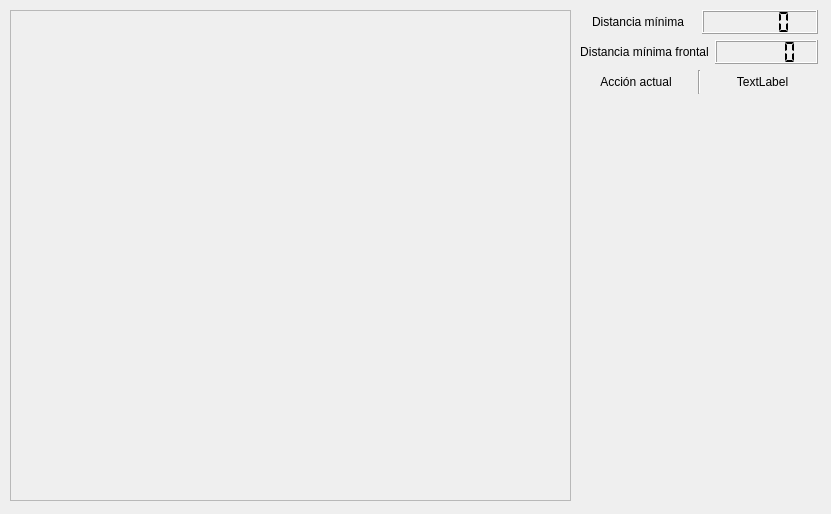
This is chocachoca/src/Version_Pedro/mainUI.ui in XemnasDestroyer/robotica as Qt 5 draws it before an edit. The edited form follows.
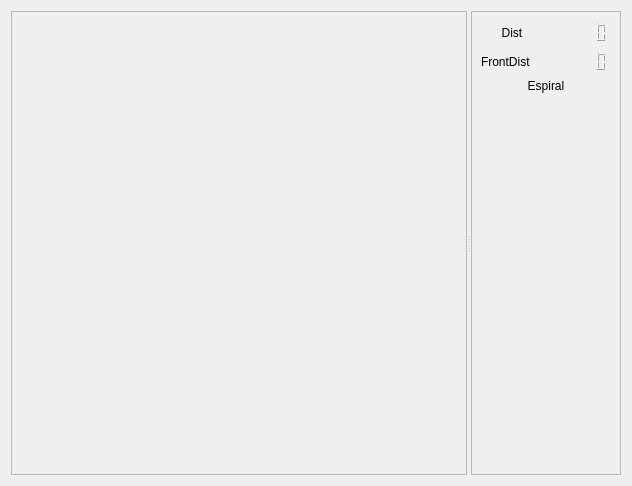
This is the edited form.

Commit message: 26/10/25 Cambios en la implementación (eliminación de aleatoriedad y implementación de tiempo de ejecución de estados) y perfeccionamiento de mainUI

Patch:
```diff
--- a/chocachoca/src/Version_Pedro/mainUI.ui
+++ b/chocachoca/src/Version_Pedro/mainUI.ui
@@ -6,594 +6,190 @@
    <rect>
     <x>0</x>
     <y>0</y>
-    <width>831</width>
-    <height>514</height>
+    <width>632</width>
+    <height>486</height>
    </rect>
   </property>
-  <property name="minimumSize">
-   <size>
-    <width>831</width>
-    <height>514</height>
-   </size>
-  </property>
-  <property name="maximumSize">
-   <size>
-    <width>831</width>
-    <height>514</height>
-   </size>
-  </property>
   <property name="windowTitle">
    <string>chocachoca</string>
   </property>
-  <widget class="QFrame" name="frame">
-   <property name="geometry">
-    <rect>
-     <x>10</x>
-     <y>10</y>
-     <width>561</width>
-     <height>491</height>
-    </rect>
-   </property>
-   <property name="frameShape">
-    <enum>QFrame::StyledPanel</enum>
-   </property>
-   <property name="frameShadow">
-    <enum>QFrame::Raised</enum>
-   </property>
-  </widget>
-  <widget class="QWidget" name="">
-   <property name="geometry">
-    <rect>
-     <x>580</x>
-     <y>10</y>
-     <width>238</width>
-     <height>84</height>
-    </rect>
-   </property>
-   <layout class="QVBoxLayout" name="verticalLayout">
-    <property name="sizeConstraint">
-     <enum>QLayout::SetMinAndMaxSize</enum>
-    </property>
-    <item>
-     <layout class="QHBoxLayout" name="horizontalLayout_2">
-      <item>
-       <widget class="QLabel" name="minDist">
-        <property name="text">
-         <string>Distancia mínima</string>
-        </property>
-        <property name="alignment">
-         <set>Qt::AlignCenter</set>
-        </property>
-       </widget>
-      </item>
-      <item>
-       <widget class="QLCDNumber" name="minDistNum">
-        <property name="frameShape">
-         <enum>QFrame::Box</enum>
-        </property>
-        <property name="segmentStyle">
-         <enum>QLCDNumber::Flat</enum>
-        </property>
-       </widget>
-      </item>
-     </layout>
-    </item>
-    <item>
-     <layout class="QHBoxLayout" name="horizontalLayout">
-      <item>
-       <widget class="QLabel" name="minFrontDist">
-        <property name="text">
-         <string>Distancia mínima frontal</string>
-        </property>
-        <property name="alignment">
-         <set>Qt::AlignCenter</set>
-        </property>
-       </widget>
-      </item>
-      <item>
-       <widget class="QLCDNumber" name="minFrontDistNum">
-        <property name="frameShape">
-         <enum>QFrame::Box</enum>
-        </property>
-        <property name="midLineWidth">
-         <number>0</number>
-        </property>
-        <property name="segmentStyle">
-         <enum>QLCDNumber::Flat</enum>
-        </property>
-       </widget>
-      </item>
-     </layout>
-    </item>
-    <item>
-     <layout class="QHBoxLayout" name="horizontalLayout_3">
-      <item>
-       <widget class="QLabel" name="action">
-        <property name="text">
-         <string>Acción actual</string>
-        </property>
-        <property name="textFormat">
-         <enum>Qt::AutoText</enum>
-        </property>
-        <property name="alignment">
-         <set>Qt::AlignCenter</set>
-        </property>
-       </widget>
-      </item>
-      <item>
-       <widget class="Line" name="line">
-        <property name="orientation">
-         <enum>Qt::Vertical</enum>
-        </property>
-       </widget>
-      </item>
-      <item>
-       <widget class="QLabel" name="actualAction">
-        <property name="palette">
-         <palette>
-          <active>
-           <colorrole role="WindowText">
-            <brush brushstyle="SolidPattern">
-             <color alpha="255">
-              <red>0</red>
-              <green>0</green>
-              <blue>0</blue>
-             </color>
-            </brush>
-           </colorrole>
-           <colorrole role="Button">
-            <brush brushstyle="SolidPattern">
-             <color alpha="255">
-              <red>239</red>
-              <green>239</green>
-              <blue>239</blue>
-             </color>
-            </brush>
-           </colorrole>
-           <colorrole role="Light">
-            <brush brushstyle="SolidPattern">
-             <color alpha="255">
-              <red>255</red>
-              <green>255</green>
-              <blue>255</blue>
-             </color>
-            </brush>
-           </colorrole>
-           <colorrole role="Midlight">
-            <brush brushstyle="SolidPattern">
-             <color alpha="255">
-              <red>247</red>
-              <green>247</green>
-              <blue>247</blue>
-             </color>
-            </brush>
-           </colorrole>
-           <colorrole role="Dark">
-            <brush brushstyle="SolidPattern">
-             <color alpha="255">
-              <red>119</red>
-              <green>119</green>
-              <blue>119</blue>
-             </color>
-            </brush>
-           </colorrole>
-           <colorrole role="Mid">
-            <brush brushstyle="SolidPattern">
-             <color alpha="255">
-              <red>159</red>
-              <green>159</green>
-              <blue>159</blue>
-             </color>
-            </brush>
-           </colorrole>
-           <colorrole role="Text">
-            <brush brushstyle="SolidPattern">
-             <color alpha="255">
-              <red>0</red>
-              <green>0</green>
-              <blue>0</blue>
-             </color>
-            </brush>
-           </colorrole>
-           <colorrole role="BrightText">
-            <brush brushstyle="SolidPattern">
-             <color alpha="255">
-              <red>255</red>
-              <green>255</green>
-              <blue>255</blue>
-             </color>
-            </brush>
-           </colorrole>
-           <colorrole role="ButtonText">
-            <brush brushstyle="SolidPattern">
-             <color alpha="255">
-              <red>0</red>
-              <green>0</green>
-              <blue>0</blue>
-             </color>
-            </brush>
-           </colorrole>
-           <colorrole role="Base">
-            <brush brushstyle="SolidPattern">
-             <color alpha="255">
-              <red>255</red>
-              <green>255</green>
-              <blue>255</blue>
-             </color>
-            </brush>
-           </colorrole>
-           <colorrole role="Window">
-            <brush brushstyle="SolidPattern">
-             <color alpha="255">
-              <red>239</red>
-              <green>239</green>
-              <blue>239</blue>
-             </color>
-            </brush>
-           </colorrole>
-           <colorrole role="Shadow">
-            <brush brushstyle="SolidPattern">
-             <color alpha="255">
-              <red>0</red>
-              <green>0</green>
-              <blue>0</blue>
-             </color>
-            </brush>
-           </colorrole>
-           <colorrole role="AlternateBase">
-            <brush brushstyle="SolidPattern">
-             <color alpha="255">
-              <red>247</red>
-              <green>247</green>
-              <blue>247</blue>
-             </color>
-            </brush>
-           </colorrole>
-           <colorrole role="ToolTipBase">
-            <brush brushstyle="SolidPattern">
-             <color alpha="255">
-              <red>255</red>
-              <green>255</green>
-              <blue>220</blue>
-             </color>
-            </brush>
-           </colorrole>
-           <colorrole role="ToolTipText">
-            <brush brushstyle="SolidPattern">
-             <color alpha="255">
-              <red>0</red>
-              <green>0</green>
-              <blue>0</blue>
-             </color>
-            </brush>
-           </colorrole>
-           <colorrole role="PlaceholderText">
-            <brush brushstyle="SolidPattern">
-             <color alpha="127">
-              <red>0</red>
-              <green>0</green>
-              <blue>0</blue>
-             </color>
-            </brush>
-           </colorrole>
-          </active>
-          <inactive>
-           <colorrole role="WindowText">
-            <brush brushstyle="SolidPattern">
-             <color alpha="255">
-              <red>0</red>
-              <green>0</green>
-              <blue>0</blue>
-             </color>
-            </brush>
-           </colorrole>
-           <colorrole role="Button">
-            <brush brushstyle="SolidPattern">
-             <color alpha="255">
-              <red>239</red>
-              <green>239</green>
-              <blue>239</blue>
-             </color>
-            </brush>
-           </colorrole>
-           <colorrole role="Light">
-            <brush brushstyle="SolidPattern">
-             <color alpha="255">
-              <red>255</red>
-              <green>255</green>
-              <blue>255</blue>
-             </color>
-            </brush>
-           </colorrole>
-           <colorrole role="Midlight">
-            <brush brushstyle="SolidPattern">
-             <color alpha="255">
-              <red>202</red>
-              <green>202</green>
-              <blue>202</blue>
-             </color>
-            </brush>
-           </colorrole>
-           <colorrole role="Dark">
-            <brush brushstyle="SolidPattern">
-             <color alpha="255">
-              <red>159</red>
-              <green>159</green>
-              <blue>159</blue>
-             </color>
-            </brush>
-           </colorrole>
-           <colorrole role="Mid">
-            <brush brushstyle="SolidPattern">
-             <color alpha="255">
-              <red>184</red>
-              <green>184</green>
-              <blue>184</blue>
-             </color>
-            </brush>
-           </colorrole>
-           <colorrole role="Text">
-            <brush brushstyle="SolidPattern">
-             <color alpha="255">
-              <red>0</red>
-              <green>0</green>
-              <blue>0</blue>
-             </color>
-            </brush>
-           </colorrole>
-           <colorrole role="BrightText">
-            <brush brushstyle="SolidPattern">
-             <color alpha="255">
-              <red>255</red>
-              <green>255</green>
-              <blue>255</blue>
-             </color>
-            </brush>
-           </colorrole>
-           <colorrole role="ButtonText">
-            <brush brushstyle="SolidPattern">
-             <color alpha="255">
-              <red>0</red>
-              <green>0</green>
-              <blue>0</blue>
-             </color>
-            </brush>
-           </colorrole>
-           <colorrole role="Base">
-            <brush brushstyle="SolidPattern">
-             <color alpha="255">
-              <red>255</red>
-              <green>255</green>
-              <blue>255</blue>
-             </color>
-            </brush>
-           </colorrole>
-           <colorrole role="Window">
-            <brush brushstyle="SolidPattern">
-             <color alpha="255">
-              <red>239</red>
-              <green>239</green>
-              <blue>239</blue>
-             </color>
-            </brush>
-           </colorrole>
-           <colorrole role="Shadow">
-            <brush brushstyle="SolidPattern">
-             <color alpha="255">
-              <red>118</red>
-              <green>118</green>
-              <blue>118</blue>
-             </color>
-            </brush>
-           </colorrole>
-           <colorrole role="AlternateBase">
-            <brush brushstyle="SolidPattern">
-             <color alpha="255">
-              <red>247</red>
-              <green>247</green>
-              <blue>247</blue>
-             </color>
-            </brush>
-           </colorrole>
-           <colorrole role="ToolTipBase">
-            <brush brushstyle="SolidPattern">
-             <color alpha="255">
-              <red>255</red>
-              <green>255</green>
-              <blue>220</blue>
-             </color>
-            </brush>
-           </colorrole>
-           <colorrole role="ToolTipText">
-            <brush brushstyle="SolidPattern">
-             <color alpha="255">
-              <red>0</red>
-              <green>0</green>
-              <blue>0</blue>
-             </color>
-            </brush>
-           </colorrole>
-           <colorrole role="PlaceholderText">
-            <brush brushstyle="SolidPattern">
-             <color alpha="128">
-              <red>0</red>
-              <green>0</green>
-              <blue>0</blue>
-             </color>
-            </brush>
-           </colorrole>
-          </inactive>
-          <disabled>
-           <colorrole role="WindowText">
-            <brush brushstyle="SolidPattern">
-             <color alpha="255">
-              <red>119</red>
-              <green>119</green>
-              <blue>119</blue>
-             </color>
-            </brush>
-           </colorrole>
-           <colorrole role="Button">
-            <brush brushstyle="SolidPattern">
-             <color alpha="255">
-              <red>239</red>
-              <green>239</green>
-              <blue>239</blue>
-             </color>
-            </brush>
-           </colorrole>
-           <colorrole role="Light">
-            <brush brushstyle="SolidPattern">
-             <color alpha="255">
-              <red>255</red>
-              <green>255</green>
-              <blue>255</blue>
-             </color>
-            </brush>
-           </colorrole>
-           <colorrole role="Midlight">
-            <brush brushstyle="SolidPattern">
-             <color alpha="255">
-              <red>247</red>
-              <green>247</green>
-              <blue>247</blue>
-             </color>
-            </brush>
-           </colorrole>
-           <colorrole role="Dark">
-            <brush brushstyle="SolidPattern">
-             <color alpha="255">
-              <red>119</red>
-              <green>119</green>
-              <blue>119</blue>
-             </color>
-            </brush>
-           </colorrole>
-           <colorrole role="Mid">
-            <brush brushstyle="SolidPattern">
-             <color alpha="255">
-              <red>159</red>
-              <green>159</green>
-              <blue>159</blue>
-             </color>
-            </brush>
-           </colorrole>
-           <colorrole role="Text">
-            <brush brushstyle="SolidPattern">
-             <color alpha="255">
-              <red>119</red>
-              <green>119</green>
-              <blue>119</blue>
-             </color>
-            </brush>
-           </colorrole>
-           <colorrole role="BrightText">
-            <brush brushstyle="SolidPattern">
-             <color alpha="255">
-              <red>255</red>
-              <green>255</green>
-              <blue>255</blue>
-             </color>
-            </brush>
-           </colorrole>
-           <colorrole role="ButtonText">
-            <brush brushstyle="SolidPattern">
-             <color alpha="255">
-              <red>119</red>
-              <green>119</green>
-              <blue>119</blue>
-             </color>
-            </brush>
-           </colorrole>
-           <colorrole role="Base">
-            <brush brushstyle="SolidPattern">
-             <color alpha="255">
-              <red>239</red>
-              <green>239</green>
-              <blue>239</blue>
-             </color>
-            </brush>
-           </colorrole>
-           <colorrole role="Window">
-            <brush brushstyle="SolidPattern">
-             <color alpha="255">
-              <red>239</red>
-              <green>239</green>
-              <blue>239</blue>
-             </color>
-            </brush>
-           </colorrole>
-           <colorrole role="Shadow">
-            <brush brushstyle="SolidPattern">
-             <color alpha="255">
-              <red>177</red>
-              <green>177</green>
-              <blue>177</blue>
-             </color>
-            </brush>
-           </colorrole>
-           <colorrole role="AlternateBase">
-            <brush brushstyle="SolidPattern">
-             <color alpha="255">
-              <red>247</red>
-              <green>247</green>
-              <blue>247</blue>
-             </color>
-            </brush>
-           </colorrole>
-           <colorrole role="ToolTipBase">
-            <brush brushstyle="SolidPattern">
-             <color alpha="255">
-              <red>255</red>
-              <green>255</green>
-              <blue>220</blue>
-             </color>
-            </brush>
-           </colorrole>
-           <colorrole role="ToolTipText">
-            <brush brushstyle="SolidPattern">
-             <color alpha="255">
-              <red>0</red>
-              <green>0</green>
-              <blue>0</blue>
-             </color>
-            </brush>
-           </colorrole>
-           <colorrole role="PlaceholderText">
-            <brush brushstyle="SolidPattern">
-             <color alpha="128">
-              <red>0</red>
-              <green>0</green>
-              <blue>0</blue>
-             </color>
-            </brush>
-           </colorrole>
-          </disabled>
-         </palette>
-        </property>
-        <property name="font">
-         <font>
-          <italic>false</italic>
-          <bold>false</bold>
-          <underline>false</underline>
-          <strikeout>false</strikeout>
-         </font>
-        </property>
-        <property name="autoFillBackground">
-         <bool>false</bool>
-        </property>
-        <property name="text">
-         <string>TextLabel</string>
-        </property>
-        <property name="alignment">
-         <set>Qt::AlignCenter</set>
-        </property>
-       </widget>
-      </item>
-     </layout>
-    </item>
-   </layout>
-  </widget>
+  <layout class="QHBoxLayout" name="horizontalLayout_4">
+   <item>
+    <widget class="QSplitter" name="splitter">
+     <property name="orientation">
+      <enum>Qt::Horizontal</enum>
+     </property>
+     <widget class="QFrame" name="frame">
+      <property name="sizePolicy">
+       <sizepolicy hsizetype="Expanding" vsizetype="Preferred">
+        <horstretch>0</horstretch>
+        <verstretch>0</verstretch>
+       </sizepolicy>
+      </property>
+      <property name="minimumSize">
+       <size>
+        <width>400</width>
+        <height>0</height>
+       </size>
+      </property>
+      <property name="frameShape">
+       <enum>QFrame::StyledPanel</enum>
+      </property>
+      <property name="frameShadow">
+       <enum>QFrame::Raised</enum>
+      </property>
+     </widget>
+     <widget class="QFrame" name="frame_2">
+      <property name="sizePolicy">
+       <sizepolicy hsizetype="MinimumExpanding" vsizetype="Preferred">
+        <horstretch>0</horstretch>
+        <verstretch>0</verstretch>
+       </sizepolicy>
+      </property>
+      <property name="frameShape">
+       <enum>QFrame::StyledPanel</enum>
+      </property>
+      <property name="frameShadow">
+       <enum>QFrame::Raised</enum>
+      </property>
+      <layout class="QVBoxLayout" name="verticalLayout_2">
+       <item>
+        <layout class="QVBoxLayout" name="verticalLayout">
+         <item>
+          <layout class="QHBoxLayout" name="horizontalLayout">
+           <item>
+            <widget class="QLabel" name="label_2">
+             <property name="layoutDirection">
+              <enum>Qt::LeftToRight</enum>
+             </property>
+             <property name="text">
+              <string>Dist</string>
+             </property>
+             <property name="alignment">
+              <set>Qt::AlignCenter</set>
+             </property>
+            </widget>
+           </item>
+           <item>
+            <widget class="QLCDNumber" name="minDistNum">
+             <property name="sizePolicy">
+              <sizepolicy hsizetype="Minimum" vsizetype="Preferred">
+               <horstretch>0</horstretch>
+               <verstretch>0</verstretch>
+              </sizepolicy>
+             </property>
+             <property name="minimumSize">
+              <size>
+               <width>0</width>
+               <height>0</height>
+              </size>
+             </property>
+             <property name="font">
+              <font>
+               <family>Ubuntu</family>
+               <pointsize>11</pointsize>
+               <italic>false</italic>
+               <bold>false</bold>
+              </font>
+             </property>
+             <property name="styleSheet">
+              <string notr="true">font: 75 11pt &quot;Ubuntu&quot;;</string>
+             </property>
+             <property name="frameShadow">
+              <enum>QFrame::Raised</enum>
+             </property>
+             <property name="lineWidth">
+              <number>0</number>
+             </property>
+             <property name="smallDecimalPoint">
+              <bool>true</bool>
+             </property>
+             <property name="segmentStyle">
+              <enum>QLCDNumber::Filled</enum>
+             </property>
+            </widget>
+           </item>
+          </layout>
+         </item>
+         <item>
+          <layout class="QHBoxLayout" name="horizontalLayout_2">
+           <item>
+            <widget class="QLabel" name="label">
+             <property name="text">
+              <string>FrontDist</string>
+             </property>
+             <property name="alignment">
+              <set>Qt::AlignLeading|Qt::AlignLeft|Qt::AlignVCenter</set>
+             </property>
+            </widget>
+           </item>
+           <item>
+            <widget class="QLCDNumber" name="minFrontDistNum">
+             <property name="sizePolicy">
+              <sizepolicy hsizetype="Minimum" vsizetype="Maximum">
+               <horstretch>0</horstretch>
+               <verstretch>0</verstretch>
+              </sizepolicy>
+             </property>
+             <property name="minimumSize">
+              <size>
+               <width>0</width>
+               <height>0</height>
+              </size>
+             </property>
+             <property name="font">
+              <font>
+               <family>Ubuntu Condensed</family>
+               <pointsize>12</pointsize>
+               <bold>true</bold>
+              </font>
+             </property>
+             <property name="frameShape">
+              <enum>QFrame::Box</enum>
+             </property>
+             <property name="frameShadow">
+              <enum>QFrame::Raised</enum>
+             </property>
+             <property name="lineWidth">
+              <number>0</number>
+             </property>
+             <property name="smallDecimalPoint">
+              <bool>true</bool>
+             </property>
+            </widget>
+           </item>
+          </layout>
+         </item>
+         <item>
+          <widget class="QLabel" name="actualAction">
+           <property name="text">
+            <string>Espiral</string>
+           </property>
+           <property name="alignment">
+            <set>Qt::AlignCenter</set>
+           </property>
+          </widget>
+         </item>
+         <item>
+          <spacer name="verticalSpacer">
+           <property name="orientation">
+            <enum>Qt::Vertical</enum>
+           </property>
+           <property name="sizeHint" stdset="0">
+            <size>
+             <width>20</width>
+             <height>40</height>
+            </size>
+           </property>
+          </spacer>
+         </item>
+        </layout>
+       </item>
+      </layout>
+     </widget>
+    </widget>
+   </item>
+  </layout>
  </widget>
  <resources/>
  <connections/>
```
The commit also changes 2 other files.
